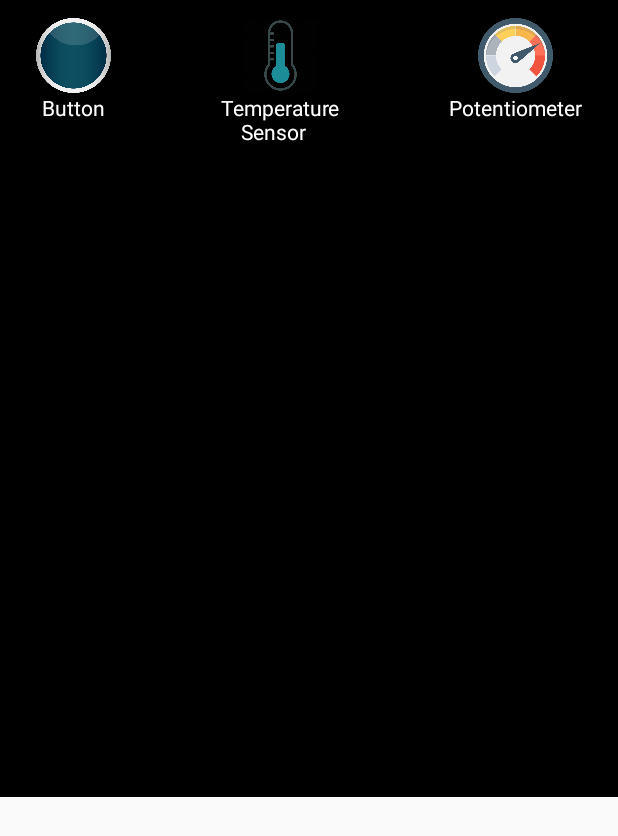
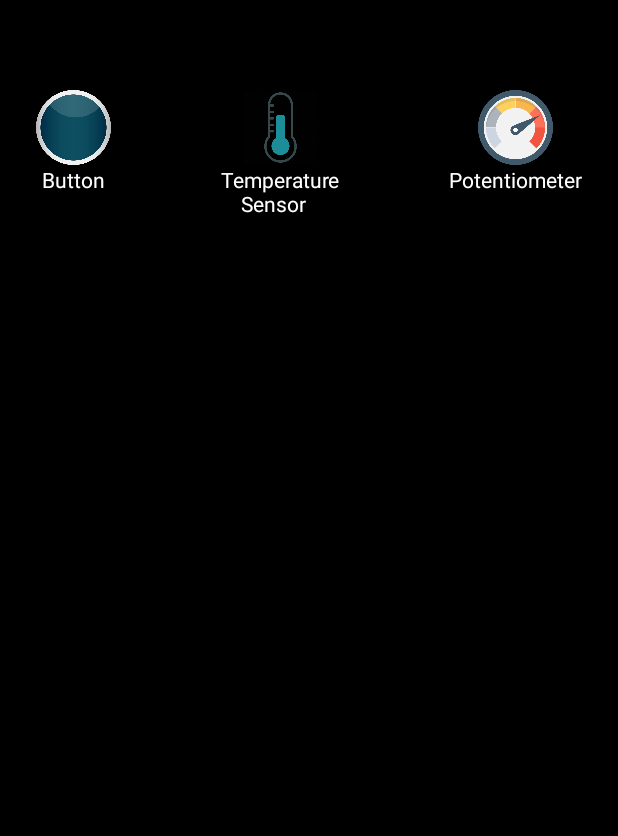
Before and after one commit to LuisftSilva/mqtt-messenger, an Android app: the screen it shows after launch (Home), on a phone screen of 412 x 824 dp. Shown: the top 836 px of the screen. Run offline under Robolectric (Android 15) with nearby library versions, the phone set to English and light mode, and no system bars.

Commit message:
created TypeButton class

```diff
--- a/app/src/main/java/luis/silva/mqttmessenger/activities/Home.java
+++ b/app/src/main/java/luis/silva/mqttmessenger/activities/Home.java
@@ -1,13 +1,17 @@
 package luis.silva.mqttmessenger.activities;
 
+import android.os.Build;
 import android.os.Bundle;
 import android.support.v7.app.AppCompatActivity;
 import android.util.Log;
 import android.view.View;
+
+import java.util.Objects;
+
 import androidx.navigation.Navigation;
 import luis.silva.mqttmessenger.R;
 
-public class Home extends AppCompatActivity implements View.OnClickListener {
+public class Home extends AppCompatActivity {
 
     private static final String TAG = "Home";
 
@@ -15,16 +19,13 @@ public class Home extends AppCompatActivity implements View.OnClickListener {
     protected void onCreate(Bundle savedInstanceState) {
 
         super.onCreate(savedInstanceState);
-        getSupportActionBar().hide();
+        if (Build.VERSION.SDK_INT >= Build.VERSION_CODES.KITKAT) {
+            Objects.requireNonNull(getSupportActionBar()).hide();
+        }
 
         this.setContentView(R.layout.activity_home);
         //Navigation.findNavController(findViewById(R.id.fragment)).navigate(R.id.type);
 
         Log.d(TAG, "Home onCreate: success");
     }
-
-    @Override
-    public void onClick(View v) {
-
-    }
 }
--- a/app/src/main/java/luis/silva/mqttmessenger/fragments/BrokerTopic.java
+++ b/app/src/main/java/luis/silva/mqttmessenger/fragments/BrokerTopic.java
@@ -33,7 +33,11 @@ public class BrokerTopic extends Fragment implements View.OnClickListener {
 
         view = inflater.inflate(R.layout.fragment_broker_topic, container, false);
 
-        sharedPreferences = context.getSharedPreferences("userPreferences", Context.MODE_PRIVATE);
+        context = getContext();
+
+        if (context != null) {
+            sharedPreferences = context.getSharedPreferences("userPreferences", Context.MODE_PRIVATE);
+        }
 
         Log.d(TAG, "BrokerTopic onCreateView: success");
 
--- a/app/src/main/java/luis/silva/mqttmessenger/fragments/Type.java
+++ b/app/src/main/java/luis/silva/mqttmessenger/fragments/Type.java
@@ -6,6 +6,7 @@ import android.content.SharedPreferences;
 import android.os.Bundle;
 import android.support.annotation.NonNull;
 import android.support.annotation.Nullable;
+import android.support.constraint.ConstraintLayout;
 import android.support.v4.app.Fragment;
 import android.util.Log;
 import android.view.LayoutInflater;
@@ -14,9 +15,10 @@ import android.view.ViewGroup;
 import android.widget.EditText;
 import android.widget.TextView;
 
+import androidx.navigation.Navigation;
 import luis.silva.mqttmessenger.R;
 
-public class Type extends Fragment {
+public class Type extends Fragment implements View.OnClickListener {
 
     private View view;
     private EditText broker, topic;
@@ -24,6 +26,7 @@ public class Type extends Fragment {
     private Context context;
     private Activity activity;
     private SharedPreferences sharedPreferences;
+    private ConstraintLayout button, temperatureSensor, potentiometer;
     private static final String TAG = "Type";
 
 
@@ -32,11 +35,44 @@ public class Type extends Fragment {
 
         view = inflater.inflate(R.layout.fragment_type, container, false);
 
-       // sharedPreferences = context.getSharedPreferences("userPreferences", Context.MODE_PRIVATE);
+        // sharedPreferences = context.getSharedPreferences("userPreferences", Context.MODE_PRIVATE);
 
         Log.d(TAG, "Type onCreateView: success");
-
+        defineIds();
+        handleClick();
         return view;
     }
 
+    private void defineIds() {
+
+        button = view.findViewById(R.id.button);
+        temperatureSensor = view.findViewById(R.id.temperature_sensor);
+        potentiometer = view.findViewById(R.id.potentiometer);
+    }
+
+    private void handleClick() {
+
+        button.setOnClickListener(this);
+        temperatureSensor.setOnClickListener(this);
+        potentiometer.setOnClickListener(this);
+
+    }
+
+    @Override
+    public void onClick(View v) {
+
+        if (v == button) {
+
+            Navigation.findNavController(getActivity().findViewById(R.id.fragment)).navigate(R.id.type_button);
+
+        } else if (v == temperatureSensor) {
+
+
+
+        } else if (v == potentiometer) {
+
+
+
+        }
+    }
 }
--- a/app/src/main/res/layout/activity_home.xml
+++ b/app/src/main/res/layout/activity_home.xml
@@ -9,8 +9,8 @@
 
     <FrameLayout
         android:id="@+id/home_content_frame"
-        android:layout_width="0dp"
-        android:layout_height="531dp"
+        android:layout_width="match_parent"
+        android:layout_height="match_parent"
         app:layout_constraintEnd_toEndOf="parent"
         app:layout_constraintHorizontal_bias="1.0"
         app:layout_constraintStart_toStartOf="parent">
@@ -23,7 +23,7 @@
             app:defaultNavHost="true"
             app:navGraph="@navigation/navigation" />
 
-       </FrameLayout>
+    </FrameLayout>
 
 
 </android.support.constraint.ConstraintLayout>
--- a/app/src/main/res/layout/fragment_type.xml
+++ b/app/src/main/res/layout/fragment_type.xml
@@ -14,8 +14,9 @@
         android:layout_marginLeft="8dp"
         android:layout_marginRight="8dp"
         android:layout_marginStart="8dp"
+        android:layout_marginTop="48dp"
         app:layout_constraintEnd_toEndOf="parent"
-        app:layout_constraintHorizontal_bias="1.0"
+        app:layout_constraintHorizontal_bias="0.0"
         app:layout_constraintStart_toStartOf="parent"
         app:layout_constraintTop_toTopOf="parent">
 
--- a/app/src/main/res/navigation/navigation.xml
+++ b/app/src/main/res/navigation/navigation.xml
@@ -8,6 +8,10 @@
         android:name="luis.silva.mqttmessenger.fragments.Type"></fragment>
 
     <fragment
+        android:id="@+id/type_button"
+        android:name="luis.silva.mqttmessenger.fragments.TypeButton"></fragment>
+
+    <fragment
         android:id="@+id/broker_topic"
         android:name="luis.silva.mqttmessenger.fragments.BrokerTopic"></fragment>
 
--- a/app/src/main/res/values/colors.xml
+++ b/app/src/main/res/values/colors.xml
@@ -4,4 +4,6 @@
     <color name="colorPrimaryDark">#303F9F</color>
     <color name="colorAccent">#FF4081</color>
     <color name="white">#ffffff</color>
+    <color name="black">#000000</color>
+    <color name="grey">#1d1e25</color>
 </resources>
```
Also changed, not shown: app/src/main/java/luis/silva/mqttmessenger/fragments/TypeButton.java (added, +32 -0 lines), app/src/main/res/layout/fragment_type_button.xml (added, +71 -0 lines), app/src/main/res/values/strings.xml (+9 -0 lines).
